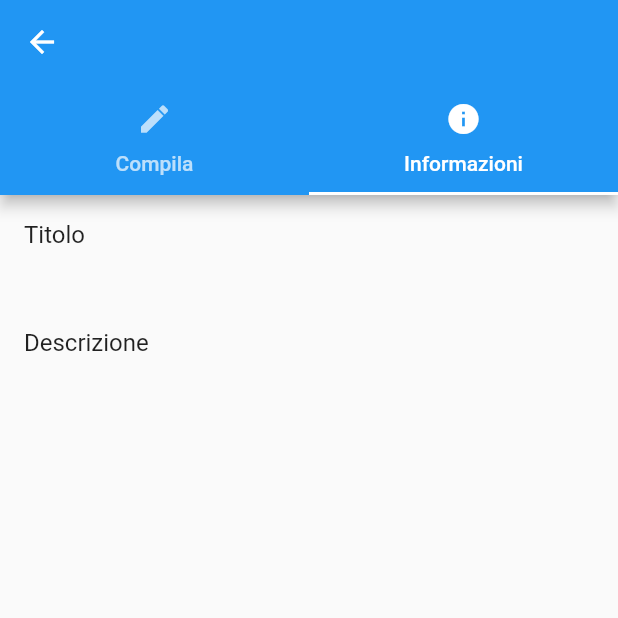
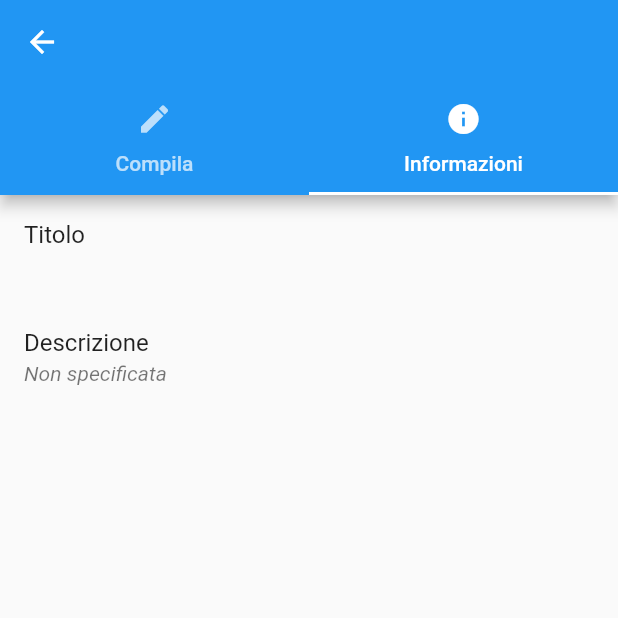
Before and after one commit to alex-sandri/circolari-online, a Flutter app: the CircolarePage screen opened directly with empty values, tab 2 chosen, on a phone screen of 412 x 824 dp, the top half of it. Run offline on Flutter 3.47's test engine with Material 2 defaults, Android fonts, the light colour scheme and no system bars; our stand-ins replace cloud_firestore, cloud_functions, firebase_auth, firebase_core, qr_flutter; missing offline and left inert: barcode_scan; accounts and stored records are empty.

Commit message:
Update CircolarePage to show 'Description : Not Specified'

```diff
--- a/lib/widgets/CircolarePage.dart
+++ b/lib/widgets/CircolarePage.dart
@@ -109,7 +109,14 @@ class CircolarePage extends StatelessWidget {
                         ),
                         ListTile(
                           title: Text("Descrizione"),
-                          subtitle: SelectableText(circolare.description),
+                          subtitle: SelectableText(
+                            circolare.description.isNotEmpty
+                              ? circolare.description
+                              : "Non specificata",
+                            style: TextStyle(
+                              fontStyle: circolare.description.isEmpty ? FontStyle.italic : null,
+                            ),
+                          ),
                         ),
                       ],
                     ),
```
